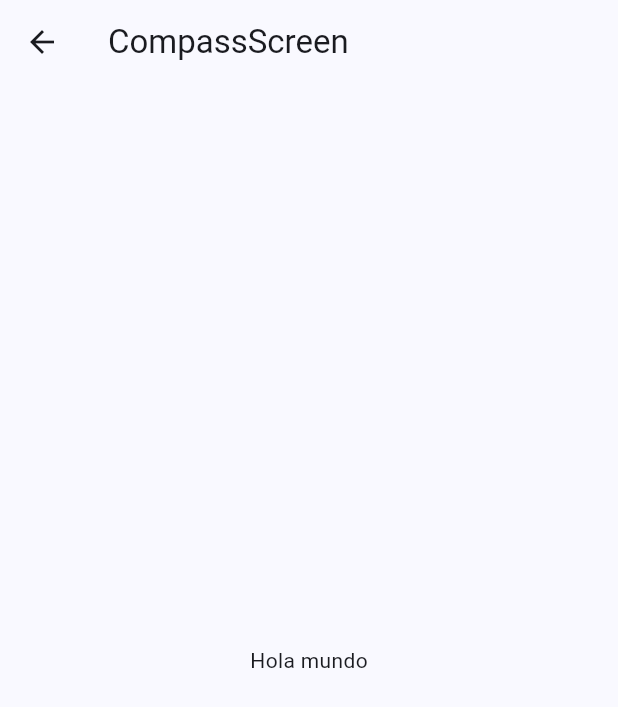
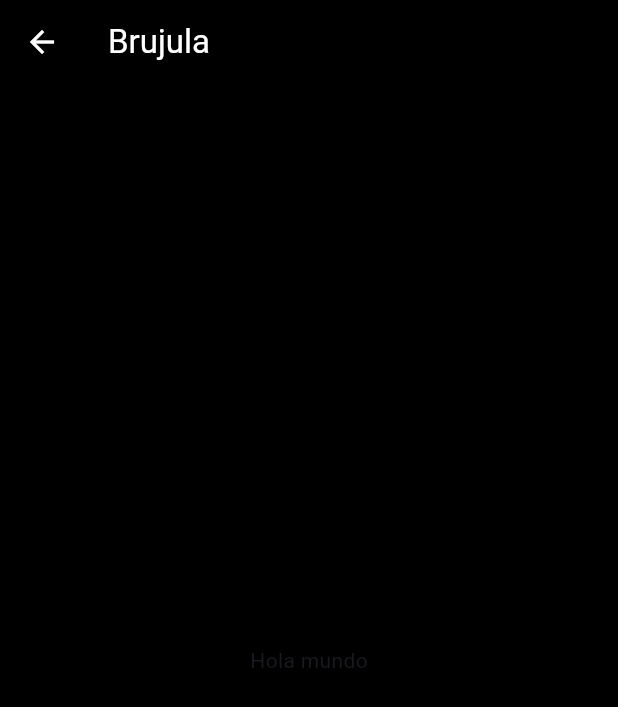
Before and after one commit to Williamparededl1/miscelaneos, a Flutter app: the screen it shows after launch, after a tap on "Brujula", on a phone screen of 412 x 824 dp. Shown: the top 707 px of the screen. Run offline on Flutter 3.47's test engine with Material 3 defaults, Android fonts, the phone set to English and light mode, and no system bars; our stand-ins replace flutter_riverpod, go_router, google_fonts, permission_handler, sensors_plus.

Commit message:
changes screen

```diff
--- a/lib/config/router/app_router.dart
+++ b/lib/config/router/app_router.dart
@@ -30,4 +30,8 @@ final router = GoRouter(routes: [
     path: '/compass',
     builder: (context, state) => const CompassScreen(),
   ),
+  GoRoute(
+    path: '/asklocation',
+    builder: (context, state) => const AskLocationScreen(),
+  ),
 ]);
--- a/lib/presentation/screens/screens.dart
+++ b/lib/presentation/screens/screens.dart
@@ -1,3 +1,4 @@
 export 'home/home_screen.dart';
 export 'permissions/permissions_screen.dart';
+export 'permissions/ask_location_screen.dart';
 export 'sensors/sensors.dart';
--- a/lib/presentation/screens/sensors/compass_screen.dart
+++ b/lib/presentation/screens/sensors/compass_screen.dart
@@ -1,13 +1,23 @@
 import 'package:flutter/material.dart';
+import 'package:flutter_riverpod/flutter_riverpod.dart';
+import 'package:miscelaneos/presentation/provider/permissions/permissions_provider.dart';
+import 'package:miscelaneos/presentation/screens/screens.dart';
 
-class CompassScreen extends StatelessWidget {
+class CompassScreen extends ConsumerWidget {
   const CompassScreen({super.key});
 
   @override
-  Widget build(BuildContext context) {
+  Widget build(BuildContext context, WidgetRef ref) {
+    final locationGrented = ref.watch(permissionsProvider).locationGranted;
+
+    if (!locationGrented) return const AskLocationScreen();
+
     return Scaffold(
+      backgroundColor: Colors.black,
       appBar: AppBar(
-        title: const Text('CompassScreen'),
+        backgroundColor: Colors.black,
+        title: const Text('Brujula', style: TextStyle(color: Colors.white)),
+        iconTheme: const IconThemeData(color: Colors.white),
       ),
       body: const Center(
         child: Text('Hola mundo'),
```
Also changed, not shown: lib/presentation/screens/permissions/ask_location_screen.dart (added, +24 -0 lines).
